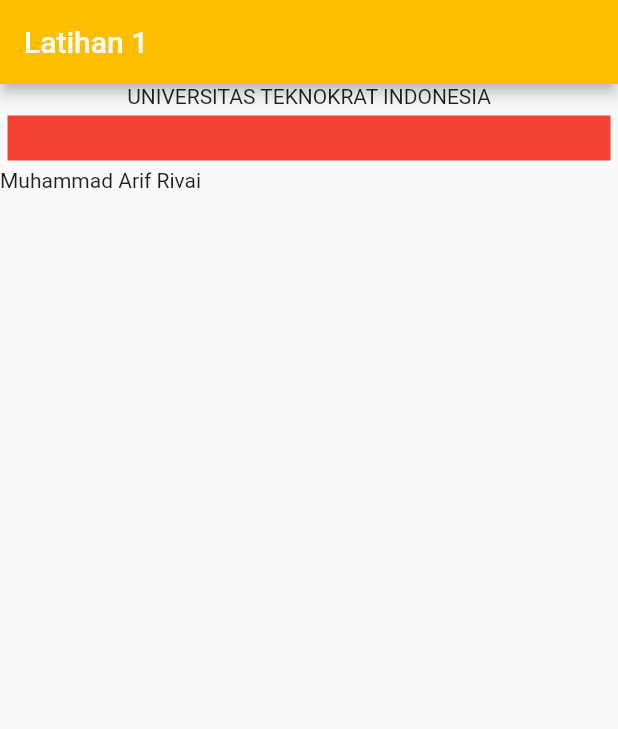
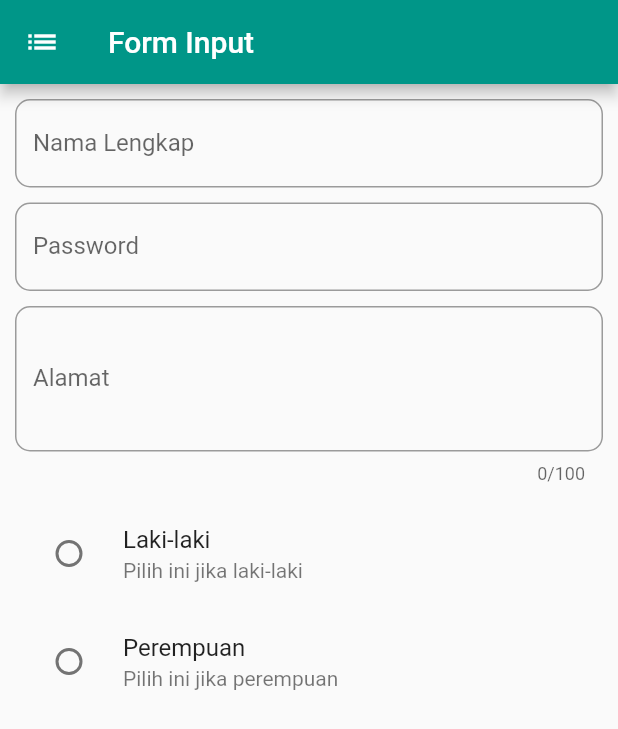
Before and after one commit to mhmmdarifrivai12/ifa_latihan1, a Flutter app: the screen it shows after launch, on a phone screen of 412 x 824 dp. Shown: the top 729 px of the screen. Run offline on Flutter 3.47's test engine with Material 2 defaults, Android fonts, the phone set to English and light mode, and no system bars.

Commit message:
main.dart

```diff
--- a/lib/main.dart
+++ b/lib/main.dart
@@ -4,33 +4,118 @@ void main() {
   runApp(const MyApp());
 }
 
-class MyApp extends StatelessWidget {
+class MyApp extends StatefulWidget {
   const MyApp({super.key});
 
   @override
+  State<MyApp> createState() => _MyAppState();
+}
+
+class _MyAppState extends State<MyApp> {
+  @override
   Widget build(BuildContext context) {
     return MaterialApp(
-      title: "Latihan 1",
-      home: Scaffold(
-        appBar: AppBar(
-          title: Text("Latihan 1"),
-          backgroundColor: Color.fromARGB(255, 255, 191, 0),
-        ),
-        body: Column(
+      home: FormInput(),
+    );
+  }
+}
+
+class FormInput extends StatefulWidget {
+  const FormInput({super.key});
+
+  @override
+  State<FormInput> createState() => _FormInputState();
+}
+
+class _FormInputState extends State<FormInput> {
+  String? _jk;
+  void PilihJk(String value) {
+    setState(() {
+      _jk = value;
+    });
+  }
+
+  List<String> agama = [
+    "Islam",
+    "Kristen Khatolik",
+    "Kristen Protestan",
+    "Hindu",
+    "Budha",
+    "Lainnya",
+  ];
+
+  String _agama = "Islam";
+
+  @override
+  Widget build(BuildContext context) {
+    return Scaffold(
+      appBar: AppBar(
+        leading: Icon(Icons.list),
+        title: Text("Form Input"),
+        backgroundColor: Colors.teal,
+      ),
+      body: Container(
+        padding: EdgeInsets.all(10),
+        child: ListView(
           children: [
-            Text("UNIVERSITAS TEKNOKRAT INDONESIA"),
-            Container(
-              margin: EdgeInsets.all(5),
-              height: 30,
-              width: 500,
-              color: Colors.red,
+            TextField(
+              decoration: InputDecoration(
+                hintText: "Nama Lengkap",
+                labelText: "Nama Lengkap",
+                border: OutlineInputBorder(
+                  borderRadius: BorderRadius.circular(10),
+                ),
+              ),
             ),
-            Row(
-              children: [
-                Text("Muhammad"),
-                Text(" Arif"),
-                Text(" Rivai"),
-              ],
+            SizedBox(
+              height: 10,
+            ),
+            TextField(
+              obscureText: true,
+              decoration: InputDecoration(
+                hintText: "Password",
+                labelText: "Password",
+                border: OutlineInputBorder(
+                  borderRadius: BorderRadius.circular(10),
+                ),
+              ),
+            ),
+            SizedBox(
+              height: 10,
+            ),
+            TextField(
+              maxLines: 3,
+              maxLength: 100,
+              decoration: InputDecoration(
+                hintText: "Alamat",
+                labelText: "Alamat",
+                border: OutlineInputBorder(
+                  borderRadius: BorderRadius.circular(10),
+                ),
+              ),
+            ),
+            SizedBox(
+              height: 10,
+            ),
+            RadioListTile(
+              value: "Laki-laki",
+              title: Text("Laki-laki"),
+              groupValue: _jk,
+              onChanged: (String? value) {
+                PilihJk(value!);
+              },
+              activeColor: Colors.teal,
+              subtitle: Text("Pilih ini jika laki-laki"),
+            ),
+            RadioListTile(
+              value: "Perempuan",
+              title: Text("Perempuan"),
+              groupValue: _jk,
+              onChanged: (String? value) {
+                PilihJk(value!);
+              },
+              activeColor: Colors.teal,
+              subtitle: Text("Pilih ini jika perempuan"),
             ),
           ],
         ),
```
